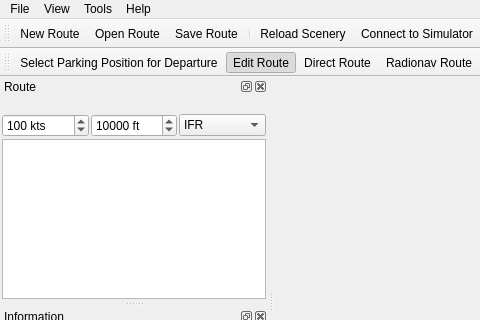
This is src/gui/mainwindow.ui in albar965/littlenavmap as Qt 5 draws it before an edit; both pictures show x 0 to 480 and y 0 to 320 of the 1333 by 760 pixel window. The edited form follows.
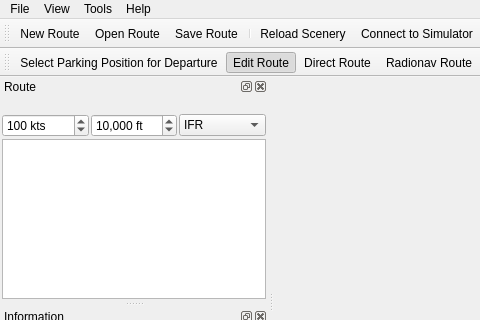
This is the edited form. The open tabs and pages were chosen to show the change. Icons and pictures are not drawn.

Diff of the .ui file:
```diff
--- a/src/gui/mainwindow.ui
+++ b/src/gui/mainwindow.ui
@@ -1573,6 +1573,9 @@
        </item>
        <item>
         <widget class="QSpinBox" name="spinBoxRouteAlt">
+         <property name="showGroupSeparator" stdset="0">
+          <bool>true</bool>
+         </property>
          <property name="suffix">
           <string> ft</string>
          </property>
```
Left out of the diff: 6 changed lines with no effect on the pictures.
